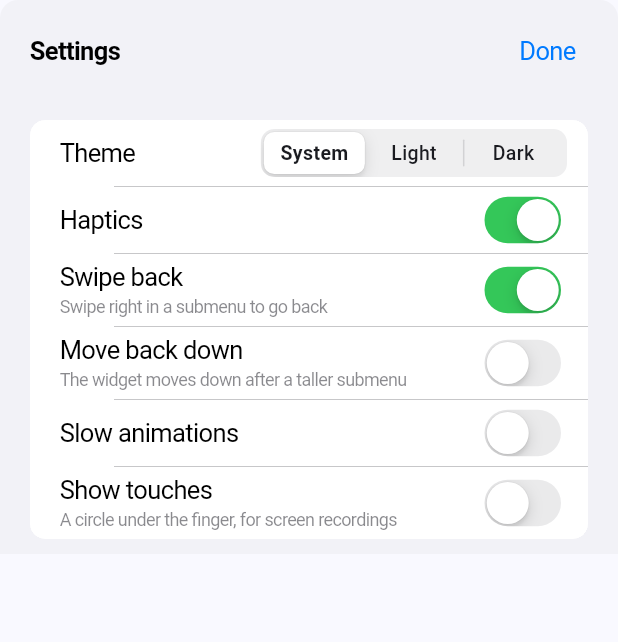
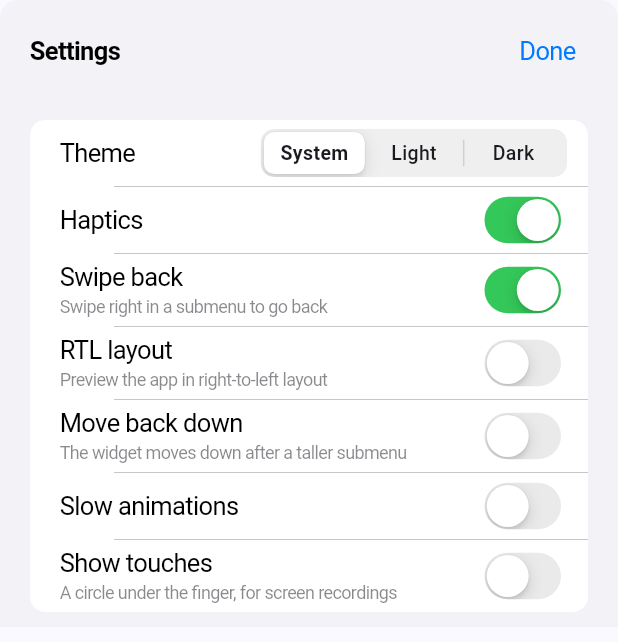
Before and after one commit to BinaryRift/smart_context_menu, a Flutter app: the SettingsSheet widget shown alone on an empty page, opened directly, on a phone screen of 412 x 824 dp. Shown: the top 642 px of the screen. Run offline on Flutter 3.47's test engine with Material 3 defaults, Android fonts, the phone set to English and light mode, and no system bars.

Commit message:
Add an RTL layout switch to the example app.

```diff
--- a/example/lib/core/settings/example_settings.dart
+++ b/example/lib/core/settings/example_settings.dart
@@ -11,6 +11,7 @@ final class ExampleSettings extends ChangeNotifier {
   bool _moveBackDown = false;
   bool _slowAnimations = false;
   bool _showTouches = false;
+  bool _useRtl = false;
 
   ThemeMode get themeMode => _themeMode;
   set themeMode(ThemeMode value) => _update(() => _themeMode = value);
@@ -34,6 +35,10 @@ final class ExampleSettings extends ChangeNotifier {
   /// Whether a circle is shown under every finger, for screen recordings.
   bool get showTouches => _showTouches;
   set showTouches(bool value) => _update(() => _showTouches = value);
+
+  /// Whether the example app uses right-to-left layout.
+  bool get useRtl => _useRtl;
+  set useRtl(bool value) => _update(() => _useRtl = value);
 
   /// The brightness of the app theme, `null` to follow the system.
   Brightness? get brightness => switch (_themeMode) {
--- a/example/lib/pages/settings/ui/settings_sheet.dart
+++ b/example/lib/pages/settings/ui/settings_sheet.dart
@@ -70,9 +70,17 @@ final class SettingsSheet extends StatelessWidget {
                 ),
                 _buildSwitch(
                   title: 'Swipe back',
-                  subtitle: 'Swipe right in a submenu to go back',
+                  subtitle: settings.useRtl
+                      ? 'Swipe left in a submenu to go back'
+                      : 'Swipe right in a submenu to go back',
                   value: settings.enableSwipeBack,
                   onChanged: (value) => settings.enableSwipeBack = value,
+                ),
+                _buildSwitch(
+                  title: 'RTL layout',
+                  subtitle: 'Preview the app in right-to-left layout',
+                  value: settings.useRtl,
+                  onChanged: (value) => settings.useRtl = value,
                 ),
                 _buildSwitch(
                   title: 'Move back down',
```
Also changed, not shown: example/lib/main.dart (+11 -7 lines), 4 other files.
